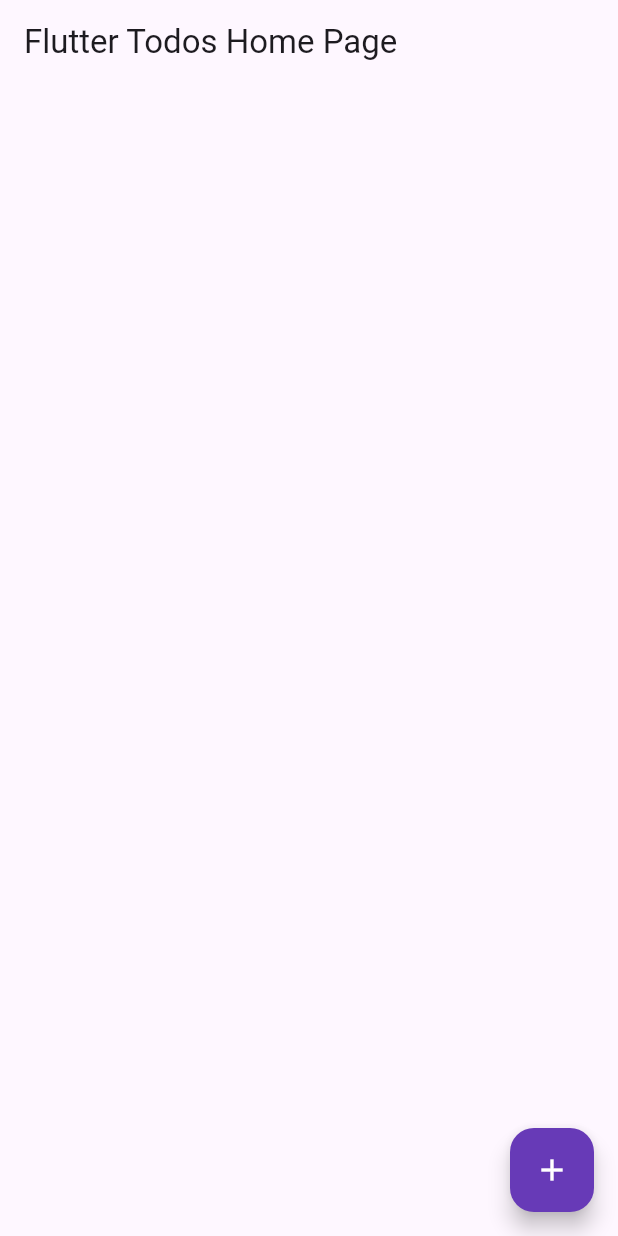
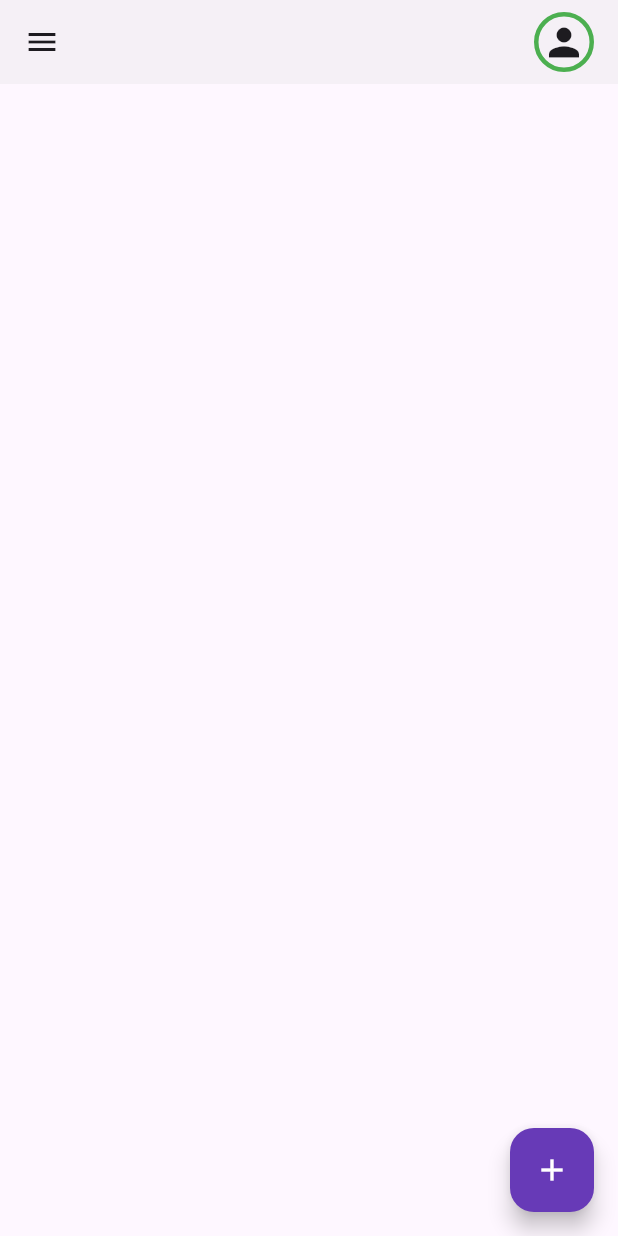
Before and after one commit to Mury05/flutter_todo_app, a Flutter app: the screen it shows after launch, on a phone screen of 412 x 824 dp. Run offline on Flutter 3.47's test engine with Material 3 defaults, Android fonts, the phone set to English and light mode, and no system bars.

```diff
--- a/lib/main.dart
+++ b/lib/main.dart
@@ -11,53 +11,72 @@ class MyApp extends StatelessWidget {
   @override
   Widget build(BuildContext context) {
     return MaterialApp(
+      debugShowCheckedModeBanner: false,
       title: 'Flutter Todos',
       theme: ThemeData(
         colorScheme: ColorScheme.fromSeed(seedColor: Colors.deepPurple),
         useMaterial3: true,
       ),
-      home: const MyHomePage(title: 'Flutter Todos Home Page'),
+      home: const MyHomePage(),
     );
   }
 }
 
 class MyHomePage extends StatefulWidget {
-  const MyHomePage({super.key, required this.title});
-
-  final String title;
+  const MyHomePage({super.key});
 
   @override
   State<MyHomePage> createState() => _MyHomePageState();
 }
 
 class _MyHomePageState extends State<MyHomePage> {
-
   void _incrementCounter() {
-    setState(() {
-
-    });
+    setState(() {});
   }
 
   @override
   Widget build(BuildContext context) {
     return Scaffold(
+      drawer: Drawer(
+        child: ListView(
+          children: [ListTile(title: Text("Accueil"))],
+        ),
+      ),
       appBar: AppBar(
+        backgroundColor: Color.fromARGB(65, 219, 219, 219),
+        title: Row(
+          mainAxisAlignment: MainAxisAlignment.end,
+          children: [
 
-        title: Text(widget.title),
+            Container(
+              padding: EdgeInsets.all(2),
+              decoration: BoxDecoration(
+                border: Border.all(color: Colors.green, width: 3,),
+                borderRadius: BorderRadius.circular(50),
+              ),
+              child: SizedBox(
+                child: Icon(Icons.person, size: 30),
+
+              ),
+            ),
+          ],
+        ),
       ),
+
       body: Center(
-
         child: Column(
           mainAxisAlignment: MainAxisAlignment.center,
-          children: <Widget>[
-          ],
+          children: <Widget>[],
         ),
       ),
       floatingActionButton: FloatingActionButton(
         backgroundColor: Colors.deepPurple,
         onPressed: _incrementCounter,
         tooltip: 'Add Todo',
-        child: const Icon(Icons.add, color: Colors.white,),
+        child: const Icon(
+          Icons.add,
+          color: Colors.white,
+        ),
       ), // This trailing comma makes auto-formatting nicer for build methods.
     );
   }
```
